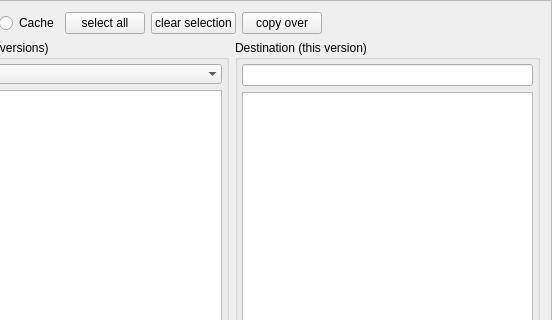
Above: src/blackgui/components/copyconfigurationcomponent.ui from swift-project/pilotclient before the change; both pictures show x 88 to 640 and y 0 to 320 of the 640 by 480 pixel window. Below: the same form after it.
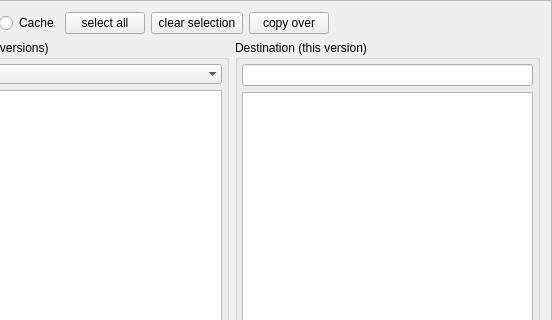
That is the form after the change.

```diff
--- a/src/blackgui/components/copyconfigurationcomponent.ui
+++ b/src/blackgui/components/copyconfigurationcomponent.ui
@@ -59,7 +59,7 @@
       <item>
        <widget class="QPushButton" name="pb_ClearSelection">
         <property name="text">
-         <string>clear selection</string>
+         <string> clear selection </string>
         </property>
        </widget>
       </item>
```
